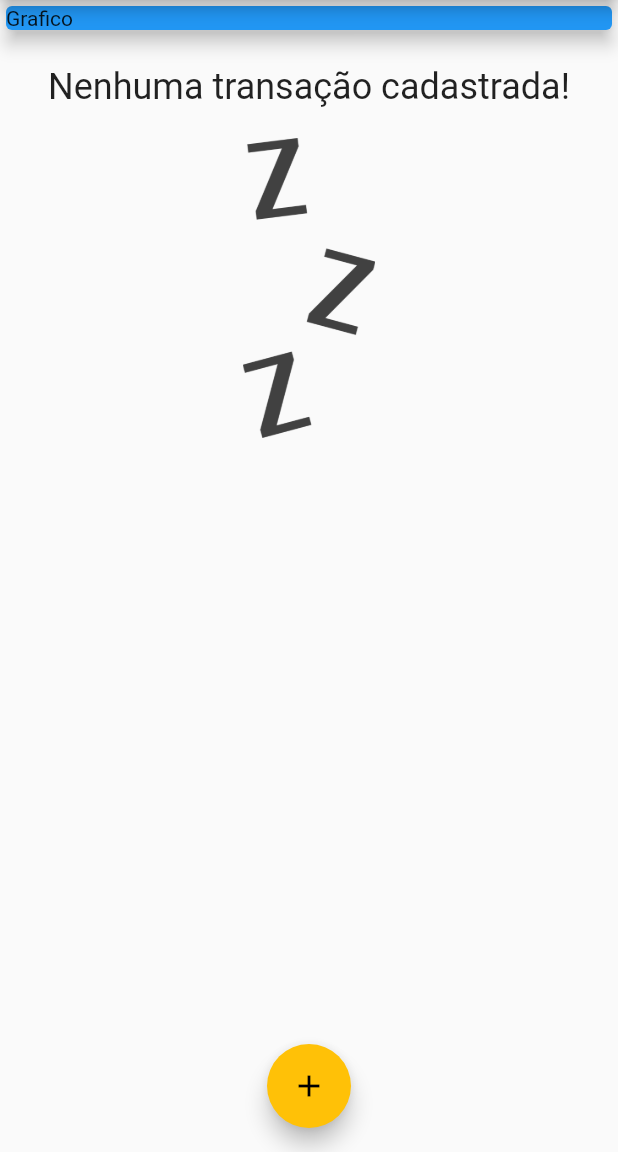
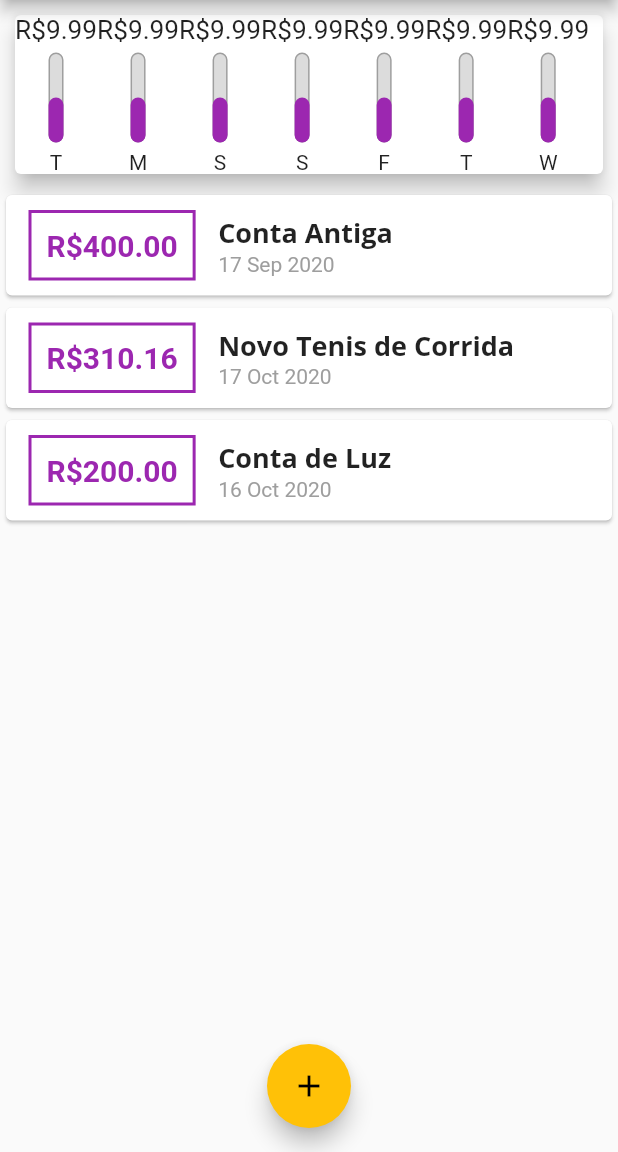
Before and after one commit to leanjr99/flutter_ui_despesas_pessoais, a Flutter app: the screen it shows after launch, on a phone screen of 412 x 824 dp, the part 84-1236 px from its top. Run offline on Flutter 3.47's test engine with Material 2 defaults, Android fonts, the phone set to English and light mode, and no system bars.

Commit message:
primeiro contato com Chart e configuração de %

```diff
--- /dev/null
+++ b/lib/components/chart.dart
@@ -0,0 +1,54 @@
+import 'package:flutter/material.dart';
+import 'package:intl/intl.dart';
+import 'package:despesas_pessoais/models/transaction.dart';
+import 'chart_bar.dart';
+
+class Chart extends StatelessWidget {
+  final List<Transaction> recentTransaction;
+
+  Chart(this.recentTransaction);
+
+  List<Map<String, Object>> get groupedTransactions {
+    return List.generate(7, (index) {
+      final weekDay = DateTime.now().subtract(
+        Duration(days: index),
+      );
+
+      double totalSum = 0.0;
+
+      for (var i = 0; i < recentTransaction.length; i++) {
+        bool sameDay = recentTransaction[i].date.day == weekDay.day;
+        bool sameMonth = recentTransaction[i].date.month == weekDay.month;
+        bool sameYear = recentTransaction[i].date.year == weekDay.year;
+
+        if (sameDay && sameMonth && sameYear) {
+          totalSum += recentTransaction[i].value;
+        }
+      }
+
+      print(totalSum);
+
+      return {
+        'day': DateFormat.E().format(weekDay)[0],
+        'value': 9.99,
+      };
+    });
+  }
+
+  @override
+  Widget build(BuildContext context) {
+    return Card(
+      elevation: 6,
+      margin: EdgeInsets.all(10),
+      child: Row(
+        children: groupedTransactions.map((tr) {
+          return ChartBar(
+            label: tr['day'],
+            value: tr['value'],
+            percentage: 0.5,
+          );
+        }).toList(),
+      ),
+    );
+  }
+}
--- /dev/null
+++ b/lib/components/chart_bar.dart
@@ -0,0 +1,55 @@
+import 'package:flutter/material.dart';
+
+class ChartBar extends StatelessWidget {
+  final String label;
+  final double value;
+  final double percentage;
+
+  ChartBar({
+    this.label,
+    this.value,
+    this.percentage,
+  });
+
+  @override
+  Widget build(BuildContext context) {
+    return Column(
+      children: <Widget>[
+        Container(
+          height: 20,
+          child: FittedBox(
+            child: Text('R\$${value.toStringAsFixed(2)}'),
+          ),
+        ),
+        SizedBox(height: 5),
+        Container(
+          height: 60,
+          width: 10,
+          child: Stack(alignment: Alignment.bottomCenter, children: <Widget>[
+            Container(
+              decoration: BoxDecoration(
+                border: Border.all(
+                  color: Colors.grey,
+                  width: 1.0,
+                ),
+                color: Color.fromRGBO(220, 220, 220, 1),
+                borderRadius: BorderRadius.circular(5),
+              ),
+            ),
+            FractionallySizedBox(
+              heightFactor: percentage,
+              child: Container(
+                decoration: BoxDecoration(
+                  color: Theme.of(context).primaryColor,
+                  borderRadius: BorderRadius.circular(5),
+                ),
+              ),
+            )
+          ]),
+        ),
+        SizedBox(height: 5),
+        Text(label),
+      ],
+    );
+  }
+}
--- a/lib/main.dart
+++ b/lib/main.dart
@@ -1,6 +1,7 @@
 import 'package:flutter/material.dart';
 import 'package:despesas_pessoais/components/transaction_form.dart';
 import 'dart:math';
+import 'components/chart.dart';
 import 'components/transaction_form.dart';
 import 'components/transaction_list.dart';
 import 'models/transaction.dart';
@@ -43,19 +44,34 @@ class MyHomePage extends StatefulWidget {
 
 class _MyHomePageState extends State<MyHomePage> {
   final List<Transaction> _transactions = [
-    // Transaction(
-    // id: 't1',
-    // title: 'Novo Tenis de Corrida',
-    // value: 310.16,
-    // date: DateTime.now(),
-    // ),
-    // Transaction(
-    // id: 't2',
-    // title: 'Conta de Luz',
-    // value: 200,
-    // date: DateTime.now(),
-    // ),
+    Transaction(
+      id: 't0',
+      title: 'Conta Antiga',
+      value: 400,
+      date: DateTime.now().subtract(Duration(days: 33)),
+    ),
+    Transaction(
+      id: 't1',
+      title: 'Novo Tenis de Corrida',
+      value: 310.16,
+      date: DateTime.now().subtract(Duration(days: 3)),
+    ),
+    Transaction(
+      id: 't2',
+      title: 'Conta de Luz',
+      value: 200,
+      date: DateTime.now().subtract(Duration(days: 4)),
+    ),
   ];
+
+  List<Transaction> get _recentTransactions {
+    return _transactions.where((tr) {
+      return tr.date.isAfter(DateTime.now().subtract(
+        Duration(days: 7),
+      ));
+    }).toList();
+  }
+
   _addTransaction(String title, double value) {
     final newTransaction = Transaction(
       id: Random().nextDouble().toString(),
@@ -96,13 +112,7 @@ class _MyHomePageState extends State<MyHomePage> {
         child: Column(
           crossAxisAlignment: CrossAxisAlignment.stretch,
           children: <Widget>[
-            Container(
-              child: Card(
-                color: Colors.blue,
-                child: Text('Grafico'),
-                elevation: 5,
-              ),
-            ),
+            Chart(_recentTransactions),
             TransactionList(_transactions),
           ],
         ),
```
